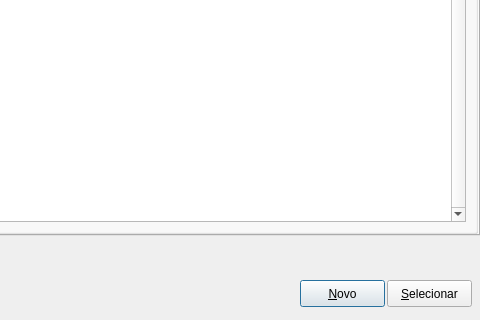
Qt form libs/QRadCommonGui/managerassociation.ui (MarcoBueno1/qrad) before a commit; both pictures show x 320 to 800 and y 280 to 600 of the 800 by 600 pixel window.
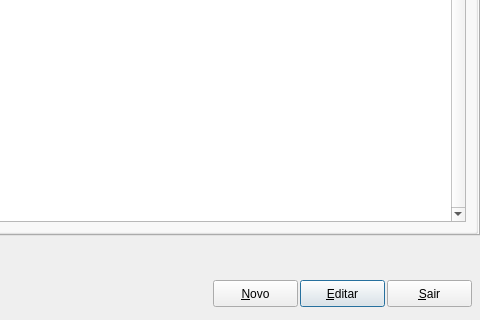
The same form after that commit. Custom widgets are drawn as their Qt base class.

Patch:
```diff
--- a/libs/QRadCommonGui/managerassociation.ui
+++ b/libs/QRadCommonGui/managerassociation.ui
@@ -190,6 +190,19 @@
     </rect>
    </property>
    <property name="text">
+      <string>&amp;Editar</string>
+     </property>
+    </widget>
+    <widget class="QPushButton" name="PshBtnNovo">
+     <property name="geometry">
+      <rect>
+       <x>533</x>
+       <y>560</y>
+       <width>85</width>
+       <height>27</height>
+      </rect>
+     </property>
+     <property name="text">
     <string>&amp;Novo</string>
    </property>
   </widget>
@@ -203,21 +216,21 @@
     </rect>
    </property>
    <property name="text">
-    <string>&amp;Selecionar</string>
+      <string>&amp;Sair</string>
    </property>
   </widget>
  </widget>
  <customwidgets>
-  <customwidget>
-   <class>QRadTableViewSearch</class>
-   <extends>QTableView</extends>
-   <header location="global">qradtableviewsearch.h</header>
-  </customwidget>
   <customwidget>
    <class>QRadLineEditFakeEnter</class>
    <extends>QLineEdit</extends>
    <header location="global">qradlineeditfakeenter.h</header>
   </customwidget>
+  <customwidget>
+   <class>QRadTableViewSearch</class>
+   <extends>QTableView</extends>
+   <header>qradtableviewsearch.h</header>
+  </customwidget>
  </customwidgets>
  <resources/>
  <connections/>
```
Left out of the diff: 4 changed lines with no effect on the pictures. Lines whose indentation alone changed are shown as unchanged.
